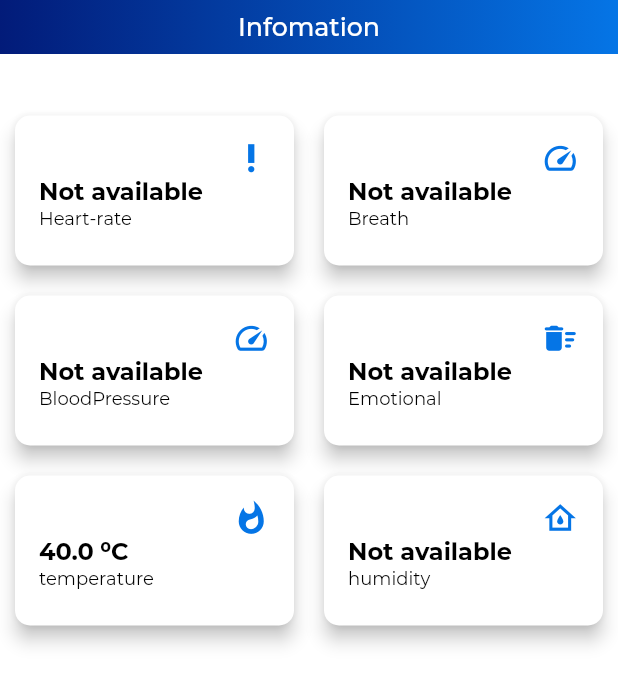
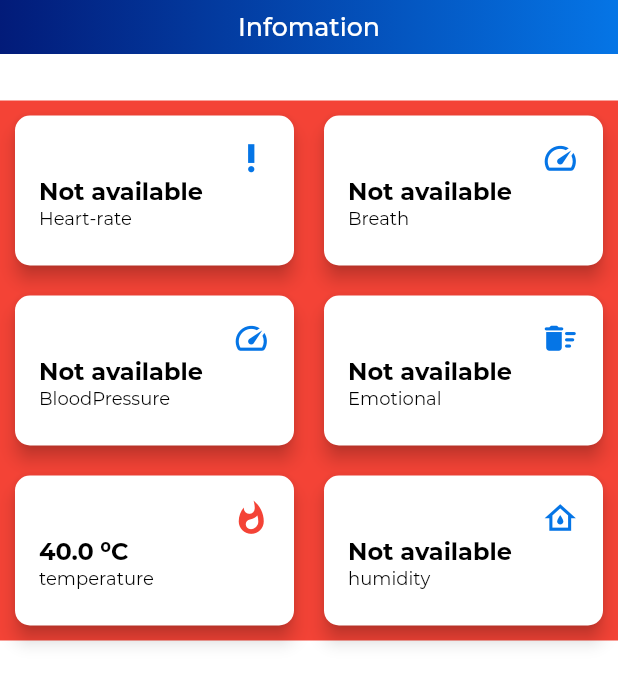
Before and after one commit to bobbadbit/healthcareApp, a Flutter app: the HomeScreen screen opened directly, on a phone screen of 412 x 824 dp. Shown: the top 684 px of the screen. Run offline on Flutter 3.47's test engine with Material 2 defaults, Android fonts, the phone set to English and light mode, and no system bars; our stand-ins replace charts_flutter, curved_navigation_bar, firebase_core, firebase_database, flutter_blue, flutter_bluetooth_serial; accounts and stored records are empty; network calls fail; project files that could hold a hidden picture were left out.

Commit message:
warning and charting

```diff
--- a/lib/screens/history/history_screen.dart
+++ b/lib/screens/history/history_screen.dart
@@ -55,6 +55,8 @@ class _HistoryScreenState extends State<HistoryScreen> {
           StreamBuilder(
             stream: httpService.fetchListData(),
             builder: (context, snapshot) {
+              print("snapshot:");
+              print(snapshot.data);
               if (snapshot.hasData) {
                 if (snapshot.data == null) {
                   return Container();
--- a/lib/screens/home/home_screen.dart
+++ b/lib/screens/home/home_screen.dart
@@ -50,7 +50,10 @@ class HomeScreen extends StatelessWidget {
                      //print('viewmodel changed');
                      //print('homescreen: ');
                      //print(Isolate.current.debugName);
-                     print('value listenable builder: $data');
+                     //print('value listenable builder: $data');
+                     if (data >= 40){
+
+                     }
                      return _DetailList( temperature: data);
                    },
                  ),
@@ -160,7 +163,8 @@ class _DetailList extends StatelessWidget {
   Widget build(BuildContext context) {
     return Container(
       margin: const EdgeInsets.symmetric(vertical: 16),
-      color: Colors.white,
+      color: temperature >= 27 ? Colors.red:
+       Colors.white,
       child: Table(
         children: [
           TableRow(
@@ -215,7 +219,8 @@ class _DetailList extends StatelessWidget {
                 icon: Icon(
                   Icons.whatshot,
                   size: 25,
-                  color: lightBlueGradientColor,
+                  color: temperature>27? Colors.red :
+                  lightBlueGradientColor,
                 ),
               ),
               InfoBigCard(
```
Also changed, not shown: lib/service/HttpService.dart (+8 -4 lines), 1 other file.
